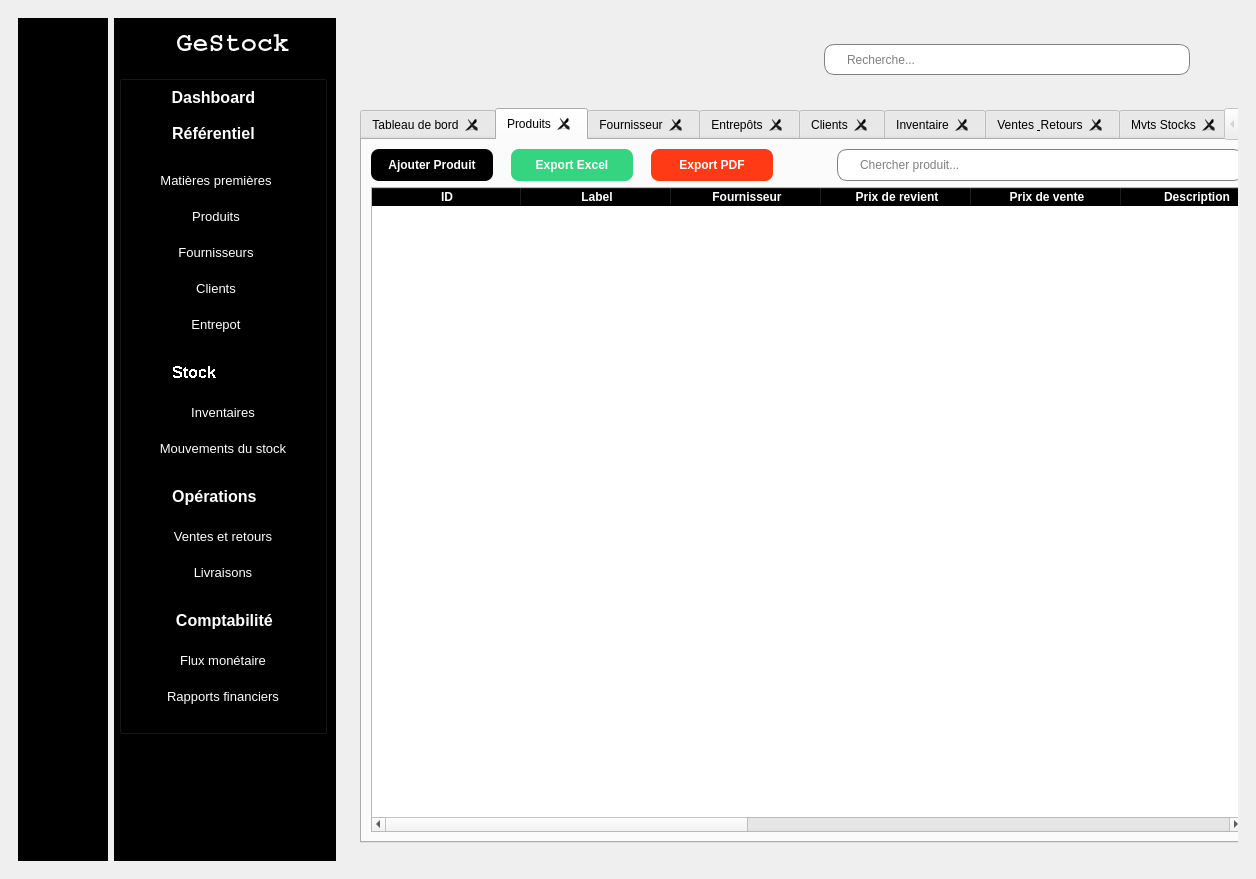
This is index.ui in lolopop22/gestock as Qt 5 draws it before an edit. The edited form follows.
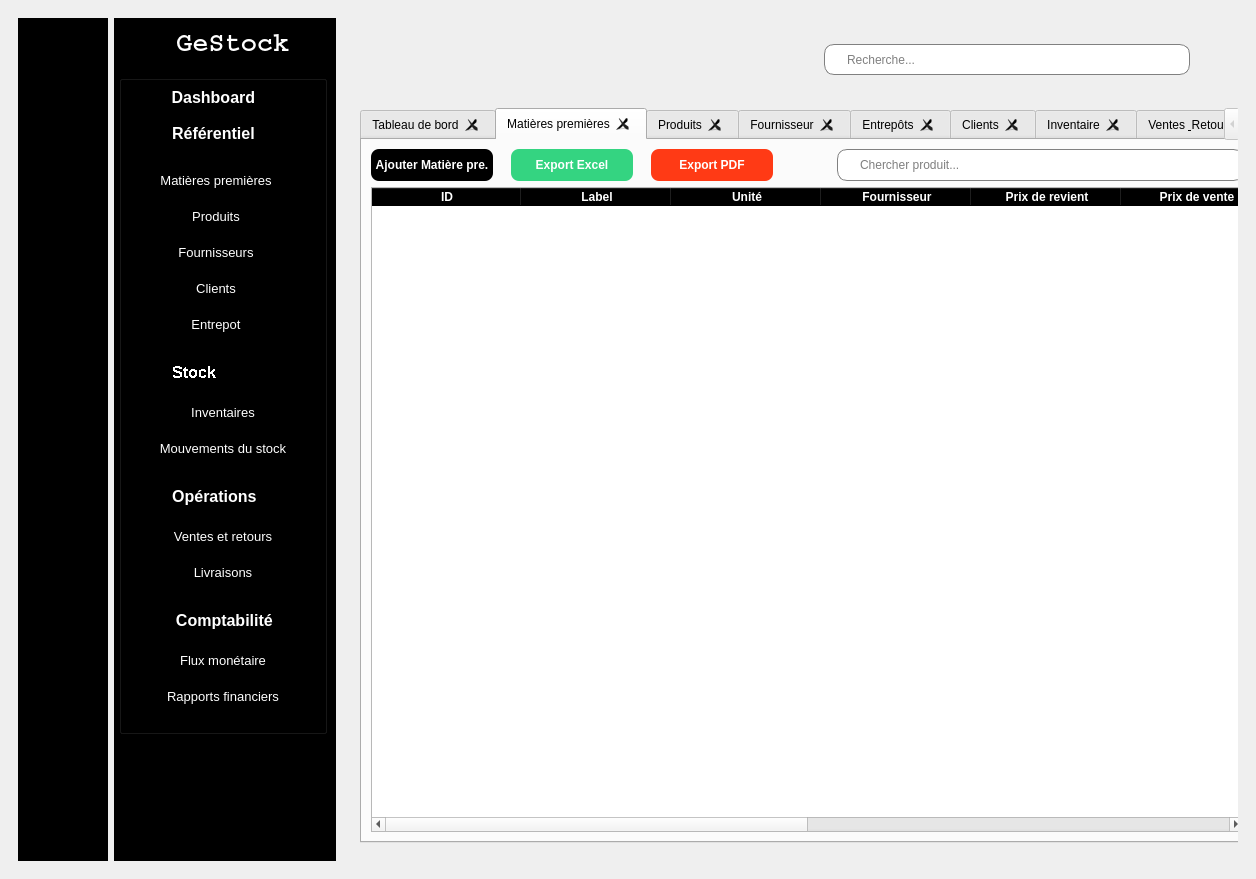
This is the edited form. The open tabs and pages were chosen to show the change. Icons and pictures are not drawn.

Commit message:
Correctifs: - Ouverture de la pop up d'ajout client avec succes - Création d'une fonction get_inf_client_dialog pour récupérer toutes les entrées de la pop up. - Création dune fonction permettant de récupérer les infos du point précedent pour les mettre dans la fonction permettant de remplir la base de donneés dans la table t_clients - Affichage du stocck de clients à l'interface - Fermeture des ongles. NB: Une fois les onglets fermés, on n'arrive plus à les rouvrir. à corriger
/!\ Le fichier ui_index.py a été considérablement modifié donc il faut faire attention avant de l'écraser

```diff
--- a/index.ui
+++ b/index.ui
@@ -1361,6 +1361,234 @@
                  </property>
                 </widget>
                </widget>
+               <widget class="QWidget" name="tab_matieres_premieres">
+                <attribute name="title">
+                 <string>Matières premières</string>
+                </attribute>
+                <layout class="QGridLayout" name="gridLayout_17">
+                 <item row="1" column="0" colspan="3">
+                  <widget class="QTableWidget" name="table_infos_matiere_premiere">
+                   <property name="styleSheet">
+                    <string notr="true">QHeaderView::section{
+	font-weight: bold;
+	background-color: black;
+	color: white;
+}
+
+QTablewidget{
+	alternate-background-color: #B0EDFB;
+	background-color: #F4F9FA;
+}</string>
+                   </property>
+                   <property name="alternatingRowColors">
+                    <bool>true</bool>
+                   </property>
+                   <attribute name="horizontalHeaderCascadingSectionResizes">
+                    <bool>true</bool>
+                   </attribute>
+                   <attribute name="horizontalHeaderDefaultSectionSize">
+                    <number>150</number>
+                   </attribute>
+                   <attribute name="horizontalHeaderShowSortIndicator" stdset="0">
+                    <bool>true</bool>
+                   </attribute>
+                   <attribute name="horizontalHeaderStretchLastSection">
+                    <bool>true</bool>
+                   </attribute>
+                   <attribute name="verticalHeaderVisible">
+                    <bool>false</bool>
+                   </attribute>
+                   <column>
+                    <property name="text">
+                     <string>ID</string>
+                    </property>
+                   </column>
+                   <column>
+                    <property name="text">
+                     <string>Label</string>
+                    </property>
+                   </column>
+                   <column>
+                    <property name="text">
+                     <string>Unité</string>
+                    </property>
+                   </column>
+                   <column>
+                    <property name="text">
+                     <string>Fournisseur</string>
+                    </property>
+                   </column>
+                   <column>
+                    <property name="text">
+                     <string>Prix de revient</string>
+                    </property>
+                   </column>
+                   <column>
+                    <property name="text">
+                     <string>Prix de vente</string>
+                    </property>
+                   </column>
+                   <column>
+                    <property name="text">
+                     <string>Description</string>
+                    </property>
+                   </column>
+                   <column>
+                    <property name="text">
+                     <string>Actions</string>
+                    </property>
+                   </column>
+                  </widget>
+                 </item>
+                 <item row="0" column="2">
+                  <widget class="QLineEdit" name="cherche_matiere_premiere">
+                   <property name="minimumSize">
+                    <size>
+                     <width>0</width>
+                     <height>32</height>
+                    </size>
+                   </property>
+                   <property name="maximumSize">
+                    <size>
+                     <width>407</width>
+                     <height>31</height>
+                    </size>
+                   </property>
+                   <property name="styleSheet">
+                    <string notr="true">QLineEdit{
+	padding-left: 20px;
+	border: 1px solid gray;
+	border-radius:10px
+}</string>
+                   </property>
+                   <property name="placeholderText">
+                    <string>Chercher produit...</string>
+                   </property>
+                  </widget>
+                 </item>
+                 <item row="0" column="0" colspan="2">
+                  <widget class="QWidget" name="widget_3" native="true">
+                   <widget class="QPushButton" name="btn_ajout_matiere_premiere">
+                    <property name="geometry">
+                     <rect>
+                      <x>0</x>
+                      <y>0</y>
+                      <width>122</width>
+                      <height>32</height>
+                     </rect>
+                    </property>
+                    <property name="minimumSize">
+                     <size>
+                      <width>0</width>
+                      <height>32</height>
+                     </size>
+                    </property>
+                    <property name="maximumSize">
+                     <size>
+                      <width>122</width>
+                      <height>32</height>
+                     </size>
+                    </property>
+                    <property name="styleSheet">
+                     <string notr="true">QPushButton{
+	background-color: rgb(0, 0, 0);
+	color: white;
+	border: none;
+	border-radius: 8px;
+	font-weight: bold;
+	font-size: 12px
+}</string>
+                    </property>
+                    <property name="text">
+                     <string>Ajouter Matière pre.</string>
+                    </property>
+                    <property name="icon">
+                     <iconset resource="ressources.qrc">
+                      <normaloff>:/icones/add.png</normaloff>:/icones/add.png</iconset>
+                    </property>
+                   </widget>
+                   <widget class="QPushButton" name="btn_export_excel_matiere_premiere">
+                    <property name="geometry">
+                     <rect>
+                      <x>140</x>
+                      <y>0</y>
+                      <width>122</width>
+                      <height>32</height>
+                     </rect>
+                    </property>
+                    <property name="minimumSize">
+                     <size>
+                      <width>0</width>
+                      <height>32</height>
+                     </size>
+                    </property>
+                    <property name="maximumSize">
+                     <size>
+                      <width>122</width>
+                      <height>32</height>
+                     </size>
+                    </property>
+                    <property name="styleSheet">
+                     <string notr="true">QPushButton{
+	background-color: #34D481;
+	color: white;
+	border: none;
+	border-radius: 8px;
+	font-weight: bold;
+	font-size: 12px
+}</string>
+                    </property>
+                    <property name="text">
+                     <string>Export Excel</string>
+                    </property>
+                    <property name="icon">
+                     <iconset resource="ressources.qrc">
+                      <normaloff>:/icones/excel.png</normaloff>:/icones/excel.png</iconset>
+                    </property>
+                   </widget>
+                   <widget class="QPushButton" name="btn_export_pdf_matiere_premiere">
+                    <property name="geometry">
+                     <rect>
+                      <x>280</x>
+                      <y>0</y>
+                      <width>122</width>
+                      <height>32</height>
+                     </rect>
+                    </property>
+                    <property name="minimumSize">
+                     <size>
+                      <width>0</width>
+                      <height>32</height>
+                     </size>
+                    </property>
+                    <property name="maximumSize">
+                     <size>
+                      <width>122</width>
+                      <height>32</height>
+                     </size>
+                    </property>
+                    <property name="styleSheet">
+                     <string notr="true">QPushButton{
+	background-color: rgb(255, 58, 21);
+	color: white;
+	border: none;
+	border-radius: 8px;
+	font-weight: bold;
+	font-size: 12px
+}</string>
+                    </property>
+                    <property name="text">
+                     <string>Export PDF</string>
+                    </property>
+                    <property name="icon">
+                     <iconset resource="ressources.qrc">
+                      <normaloff>:/icones/pdf.png</normaloff>:/icones/pdf.png</iconset>
+                    </property>
+                   </widget>
+                  </widget>
+                 </item>
+                </layout>
+               </widget>
                <widget class="QWidget" name="tab_produits">
                 <attribute name="title">
                  <string>Produits</string>
@@ -1434,6 +1662,11 @@
                      <string>Label</string>
                     </property>
                    </column>
+                   <column>
+                    <property name="text">
+                     <string>Produit composé</string>
+                    </property>
+                   </column>
                    <column>
                     <property name="text">
                      <string>Fournisseur</string>
```
Left out of the diff: 42 changed lines with no effect on the pictures. The commit also changes 2 other files.
